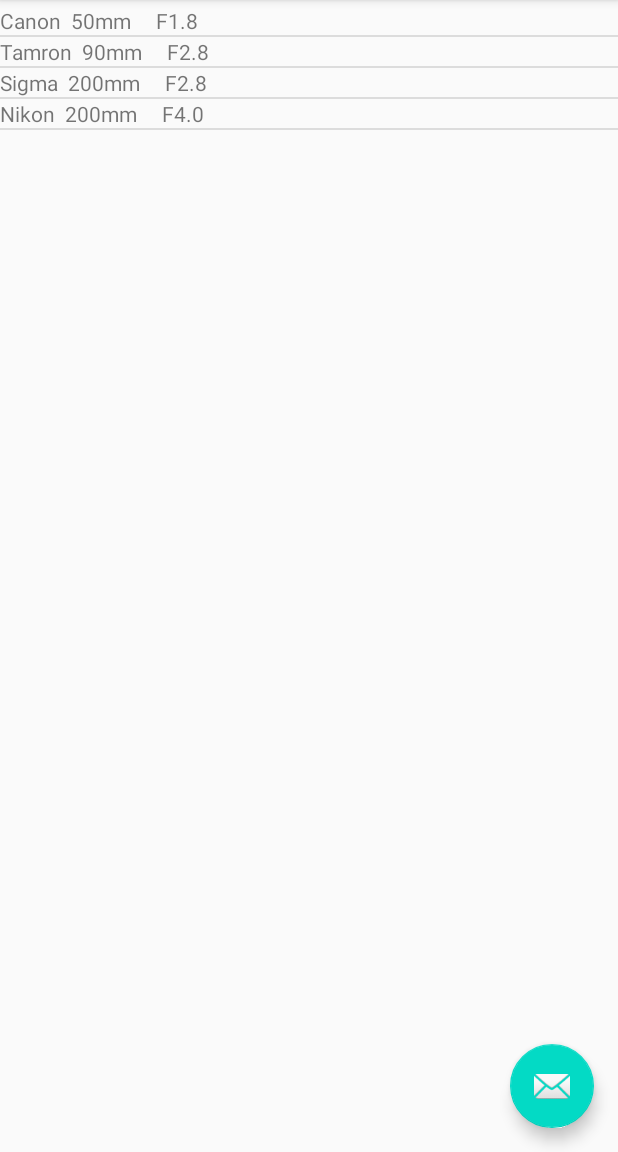
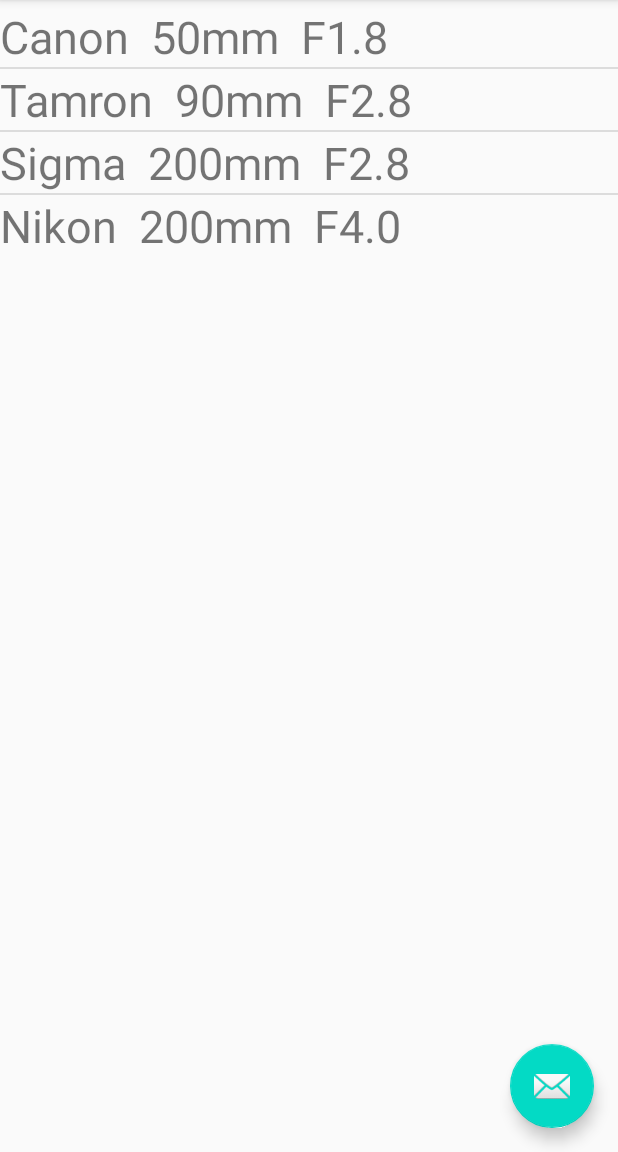
Before and after one commit to SahilModak/Camera-Lens-Manager, an Android app: the screen it shows after launch (MainActivity), on a phone screen of 412 x 824 dp, the part 84-1236 px from its top. Run offline under Robolectric (Android 15) with nearby library versions, the phone set to English and light mode, and no system bars.

Commit message:
Size of list view adjusted, output to main activity formated

```diff
--- a/app/src/main/java/com/example/assignment2/model/Lens.java
+++ b/app/src/main/java/com/example/assignment2/model/Lens.java
@@ -26,7 +26,7 @@ public class Lens {
     public String toString() {
         // override to print lens information
         return make + "  " +
-                focal_Length + "mm     F" +
+                focal_Length + "mm  F" +
                 max_Aperture;
 
     }
--- a/app/src/main/res/layout/activity_main.xml
+++ b/app/src/main/res/layout/activity_main.xml
@@ -33,7 +33,7 @@
     <ListView
         android:id="@+id/lensDisplay"
         android:layout_width="match_parent"
-        android:layout_height="match_parent"
+        android:layout_height="wrap_content"
         android:translationY="60dp" />
 
 </androidx.coordinatorlayout.widget.CoordinatorLayout>
--- a/app/src/main/res/layout/lenslistdisplay.xml
+++ b/app/src/main/res/layout/lenslistdisplay.xml
@@ -1,6 +1,6 @@
 <?xml version="1.0" encoding="utf-8"?>
 <TextView xmlns:android="http://schemas.android.com/apk/res/android"
     android:layout_width="match_parent"
-    android:layout_height="match_parent">
-
+    android:layout_height="match_parent"
+    android:textSize = "30sp">
 </TextView>
```
